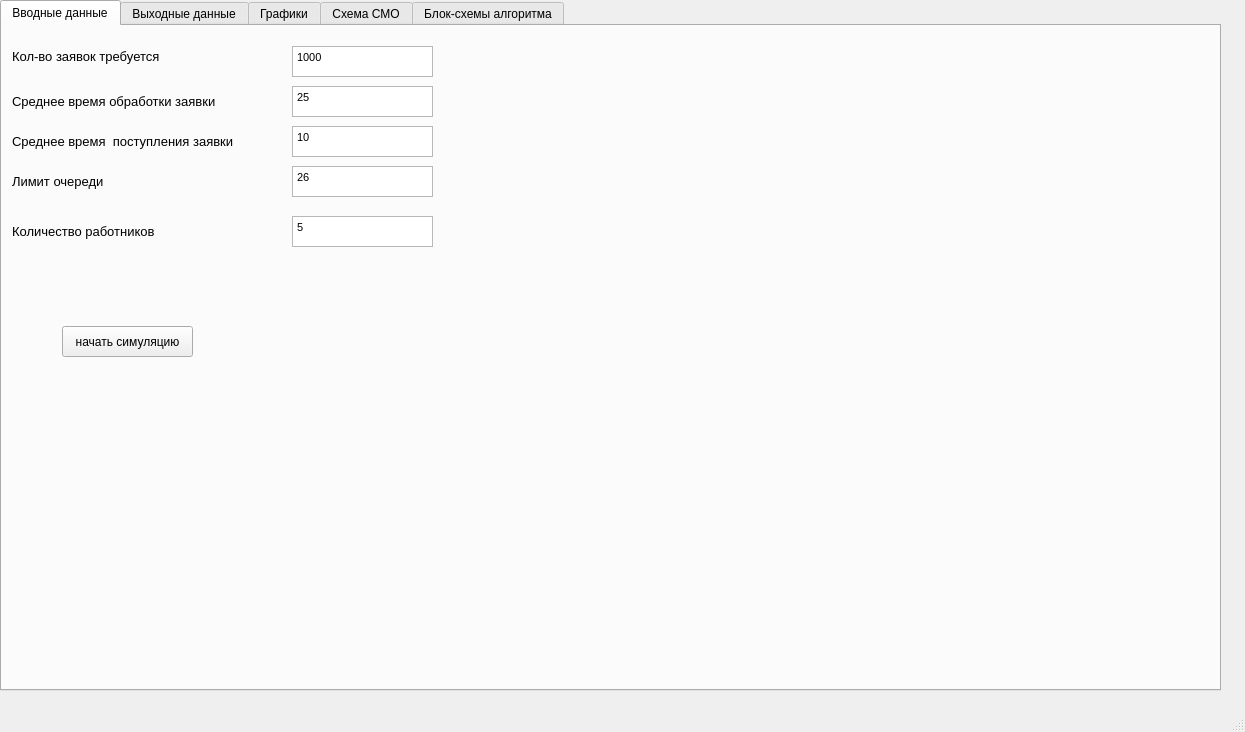
This is mainwindow.ui in Denisbaic/SolutionModelQT as Qt 5 draws it before an edit. The edited form follows.
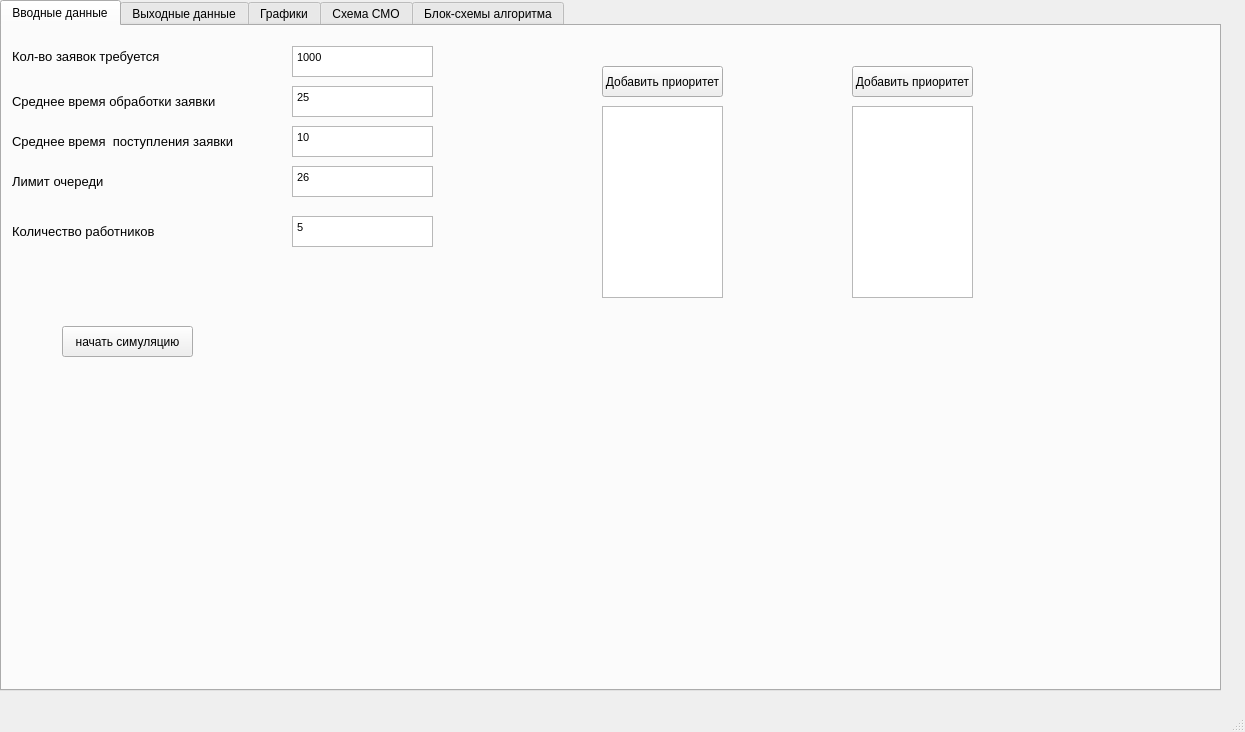
This is the edited form. Icons and pictures are not drawn. Custom widgets are drawn as their Qt base class.

Commit message: Added Tables for Priority

The edit to the form file:
```diff
--- a/mainwindow.ui
+++ b/mainwindow.ui
@@ -218,6 +218,58 @@
        <string>Количество работников</string>
       </property>
      </widget>
+     <widget class="QTableView" name="TLowPriority">
+      <property name="geometry">
+       <rect>
+        <x>600</x>
+        <y>80</y>
+        <width>121</width>
+        <height>192</height>
+       </rect>
+      </property>
+      <property name="dragDropMode">
+       <enum>QAbstractItemView::NoDragDrop</enum>
+      </property>
+      <property name="defaultDropAction">
+       <enum>Qt::IgnoreAction</enum>
+      </property>
+     </widget>
+     <widget class="QPushButton" name="pushButtonLowPriority">
+      <property name="geometry">
+       <rect>
+        <x>600</x>
+        <y>40</y>
+        <width>121</width>
+        <height>31</height>
+       </rect>
+      </property>
+      <property name="text">
+       <string>Добавить приоритет</string>
+      </property>
+     </widget>
+     <widget class="QTableView" name="THighPriority">
+      <property name="geometry">
+       <rect>
+        <x>850</x>
+        <y>80</y>
+        <width>121</width>
+        <height>192</height>
+       </rect>
+      </property>
+     </widget>
+     <widget class="QPushButton" name="pushButtonHighPriority">
+      <property name="geometry">
+       <rect>
+        <x>850</x>
+        <y>40</y>
+        <width>121</width>
+        <height>31</height>
+       </rect>
+      </property>
+      <property name="text">
+       <string>Добавить приоритет</string>
+      </property>
+     </widget>
     </widget>
     <widget class="QWidget" name="tab_2">
      <attribute name="title">
```
Left out of the diff: 6 changed lines with no effect on the pictures. The commit also changes 5 other files.
